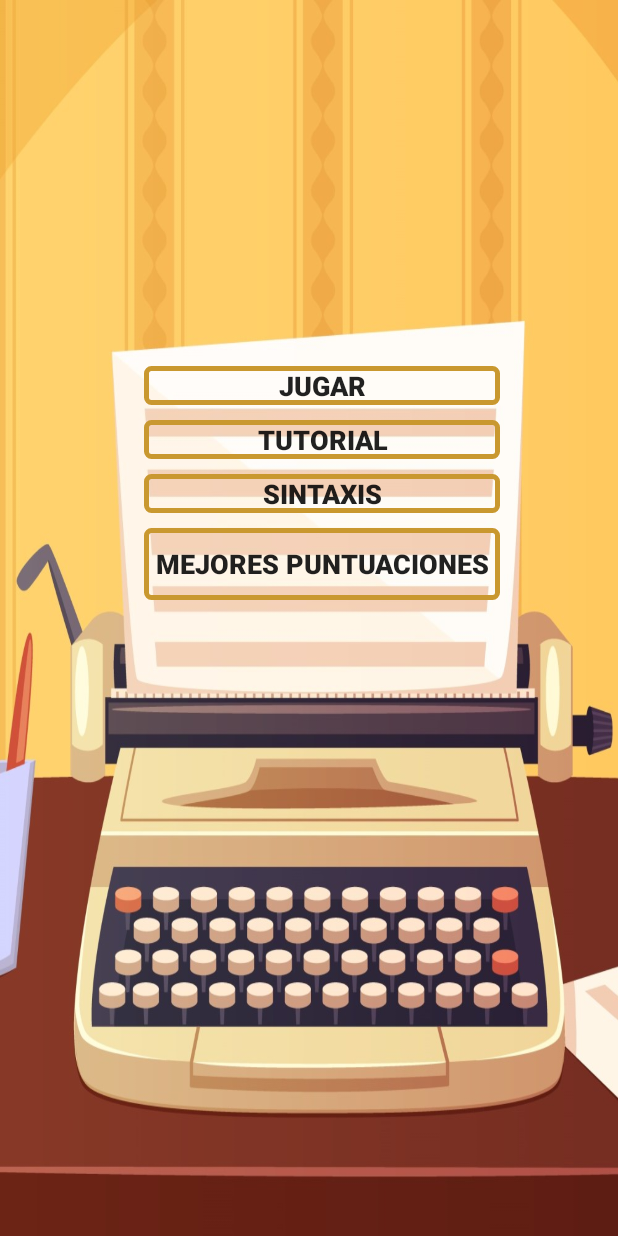
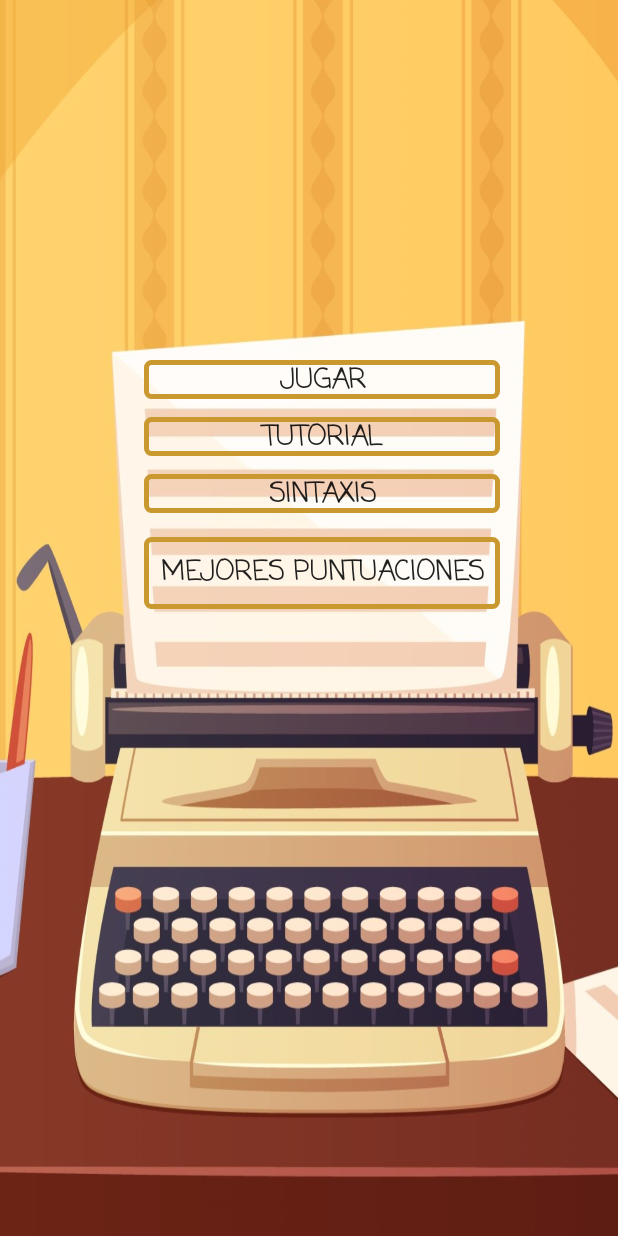
Before and after one commit to carlosgutfer/verbum, an Android app: the screen it shows after launch (MainActivity), on a phone screen of 412 x 824 dp. Run offline under Robolectric (Android 15) with nearby library versions, the phone set to English and light mode, and no system bars.

Commit message:
21/09/2020

```diff
--- a/app/src/main/java/com/GF/verbum/ui/pantallajuegos/MainActivity.java
+++ b/app/src/main/java/com/GF/verbum/ui/pantallajuegos/MainActivity.java
@@ -3,6 +3,11 @@ package com.GF.verbum.ui.pantallajuegos;
 import androidx.appcompat.app.AppCompatActivity;
 
 import android.content.Intent;
+import android.media.AudioAttributes;
+import android.media.AudioManager;
+import android.media.MediaPlayer;
+import android.media.SoundPool;
+import android.os.Build;
 import android.os.Bundle;
 import android.view.View;
 import android.widget.Button;
@@ -13,6 +18,8 @@ import com.GF.verbum.ui.pantallajuegos.modoJuegos.EleccionJuegoActivity;
 
 public class MainActivity extends AppCompatActivity implements View.OnClickListener {
     private Button jugar,mejores, sintaxis;
+    private  int sonido_de_tecla;
+    SoundPool sp;
 
     @Override
     protected void onCreate(Bundle savedInstanceState) {
@@ -21,19 +28,21 @@ public class MainActivity extends AppCompatActivity implements View.OnClickListe
         jugar=findViewById(R.id.BT_Jugar);
         mejores=findViewById(R.id.BT_Mejores);
         sintaxis=findViewById(R.id.Bt_Sintaxis);
-
         mejores.setOnClickListener(this);
         jugar.setOnClickListener(this);
         sintaxis.setOnClickListener(this);
+         sp = new SoundPool(10, AudioManager.STREAM_MUSIC,1);
+        sonido_de_tecla= sp.load(MainActivity.this,R.raw.espacio,1);
     }
 
     @Override
     public void onClick(View v) {
         int view=v.getId();
+        sonido();
         if(view==R.id.BT_Jugar){
-        Intent i = new Intent(this, EleccionJuegoActivity.class);
+            Intent i = new Intent(this, EleccionJuegoActivity.class);
         startActivity(i);
-        finish();}
+            finish();}
         if(view==R.id.BT_Mejores){
             Intent i = new Intent(this, RecordActivity.class);
             startActivity(i);
@@ -45,4 +54,24 @@ public class MainActivity extends AppCompatActivity implements View.OnClickListe
             finish();
         }
     }
+
+    public void sonido(){
+     /*   if(Build.VERSION.SDK_INT>=Build.VERSION_CODES.LOLLIPOP){
+            AudioAttributes audioAttributes = new AudioAttributes.Builder()
+                                                    .setUsage(AudioAttributes.USAGE_ASSISTANCE_SONIFICATION)
+                    .setContentType(AudioAttributes.CONTENT_TYPE_SONIFICATION).build();
+            SoundPool sp = new SoundPool.Builder()
+                    .setMaxStreams(6)
+                    .setAudioAttributes(audioAttributes)
+                    .build();
+            sonido_de_tecla= sp.load(this,R.raw.tecla,1);
+            sp.play(sonido_de_tecla,1,1,1,0,0);
+        }else{
+*/
+
+        sp.play(sonido_de_tecla,1,1,1,0,0);
+       /* MediaPlayer md = MediaPlayer.create(this,R.raw.espacio);
+        md.start();*/
+
+    }
 }
--- a/app/src/main/res/layout/activity_eleccion_juego.xml
+++ b/app/src/main/res/layout/activity_eleccion_juego.xml
@@ -13,6 +13,7 @@
         android:layout_height="wrap_content"
         android:layout_marginTop="236dp"
         android:background="@drawable/button_border"
+        android:fontFamily="casual"
         android:padding="5dp"
         android:text="@string/EscaleraInfinita"
         android:textStyle="bold"
@@ -27,6 +28,7 @@
         android:layout_height="wrap_content"
         android:layout_marginTop="8dp"
         android:background="@drawable/button_border"
+        android:fontFamily="casual"
         android:text="@string/QueSoy"
         android:textStyle="bold"
         app:layout_constraintEnd_toEndOf="@+id/BT_Escalera"
@@ -39,6 +41,7 @@
         android:layout_width="0dp"
         android:layout_height="wrap_content"
         android:background="@drawable/button_border"
+        android:fontFamily="casual"
         android:text="@string/CajaDeHerramientas"
         android:textStyle="bold"
         app:layout_constraintBottom_toBottomOf="parent"
--- a/app/src/main/res/layout/activity_main.xml
+++ b/app/src/main/res/layout/activity_main.xml
@@ -8,11 +8,32 @@
     tools:context=".ui.pantallajuegos.MainActivity">
 
     <Button
+        android:id="@+id/BT_Mejores"
+        android:layout_width="0dp"
+        android:layout_height="wrap_content"
+        android:layout_marginTop="16dp"
+        android:background="@drawable/button_border"
+        android:fontFamily="casual"
+        android:paddingLeft="5dp"
+        android:paddingRight="5dp"
+        android:text="@string/Records"
+        android:textSize="18sp"
+        android:textStyle="bold"
+        app:layout_constraintEnd_toEndOf="@+id/Bt_Sintaxis"
+        app:layout_constraintHorizontal_bias="0.0"
+        app:layout_constraintStart_toStartOf="@+id/Bt_Sintaxis"
+        app:layout_constraintTop_toBottomOf="@+id/Bt_Sintaxis" />
+
+    <Button
         android:id="@+id/BT_Jugar"
         android:layout_width="237dp"
         android:layout_height="26dp"
-        android:layout_marginTop="244dp"
+        android:layout_marginTop="240dp"
         android:background="@drawable/button_border"
+        android:fontFamily="casual"
+        android:onClick="onClick"
+        android:paddingLeft="5dp"
+        android:paddingRight="5dp"
         android:text="@string/Jugar"
         android:textSize="18sp"
         android:textStyle="bold"
@@ -25,8 +46,11 @@
         android:id="@+id/Bt_tutorial"
         android:layout_width="0dp"
         android:layout_height="26dp"
-        android:layout_marginTop="10dp"
+        android:layout_marginTop="12dp"
         android:background="@drawable/button_border"
+        android:fontFamily="casual"
+        android:paddingLeft="5dp"
+        android:paddingRight="5dp"
         android:text="@string/tutorial"
         android:textSize="18sp"
         android:textStyle="bold"
@@ -39,25 +63,16 @@
         android:id="@+id/Bt_Sintaxis"
         android:layout_width="0dp"
         android:layout_height="26dp"
-        android:layout_marginTop="10dp"
+        android:layout_marginTop="12dp"
         android:background="@drawable/button_border"
+        android:fontFamily="casual"
+        android:paddingLeft="5dp"
+        android:paddingRight="5dp"
         android:text="@string/sintaxis"
         android:textSize="18sp"
         android:textStyle="bold"
         app:layout_constraintEnd_toEndOf="@+id/Bt_tutorial"
+        app:layout_constraintHorizontal_bias="0.0"
         app:layout_constraintStart_toStartOf="@+id/Bt_tutorial"
         app:layout_constraintTop_toBottomOf="@+id/Bt_tutorial" />
-
-    <Button
-        android:id="@+id/BT_Mejores"
-        android:layout_width="0dp"
-        android:layout_height="wrap_content"
-        android:layout_marginTop="10dp"
-        android:background="@drawable/button_border"
-        android:text="@string/Records"
-        android:textSize="18sp"
-        android:textStyle="bold"
-        app:layout_constraintEnd_toEndOf="@+id/Bt_Sintaxis"
-        app:layout_constraintStart_toStartOf="@+id/Bt_Sintaxis"
-        app:layout_constraintTop_toBottomOf="@+id/Bt_Sintaxis" />
 </androidx.constraintlayout.widget.ConstraintLayout>
--- a/app/src/main/res/layout/escalera_infinita_fragment.xml
+++ b/app/src/main/res/layout/escalera_infinita_fragment.xml
@@ -14,11 +14,13 @@
         android:layout_height="wrap_content"
         android:layout_marginStart="32dp"
         android:layout_marginLeft="32dp"
-        android:layout_marginTop="140dp"
+        android:layout_marginTop="136dp"
+        android:fontFamily="cursive"
+        android:padding="10dp"
         android:text="@string/palabra"
         android:textColor="@android:color/background_dark"
         android:textSize="20sp"
-        android:textStyle="normal"
+        android:textStyle="bold"
         app:layout_constraintStart_toStartOf="parent"
         app:layout_constraintTop_toTopOf="parent" />
 
--- a/app/src/main/res/layout/fragment_eleccion_dificultad.xml
+++ b/app/src/main/res/layout/fragment_eleccion_dificultad.xml
@@ -13,6 +13,7 @@
         android:layout_height="wrap_content"
         android:layout_marginTop="236dp"
         android:background="@drawable/button_border"
+        android:fontFamily="casual"
         android:padding="5dp"
         android:text="@string/Facil"
         android:textStyle="bold"
@@ -27,6 +28,7 @@
         android:layout_height="wrap_content"
         android:layout_marginTop="8dp"
         android:background="@drawable/button_border"
+        android:fontFamily="casual"
         android:text="@string/Medio"
         android:textStyle="bold"
         app:layout_constraintEnd_toEndOf="@+id/BT_Facil"
@@ -39,6 +41,7 @@
         android:layout_width="0dp"
         android:layout_height="wrap_content"
         android:background="@drawable/button_border"
+        android:fontFamily="casual"
         android:text="@string/Dificil"
         android:textStyle="bold"
         app:layout_constraintBottom_toBottomOf="parent"
--- a/app/src/main/res/layout/que_soy_fragment.xml
+++ b/app/src/main/res/layout/que_soy_fragment.xml
@@ -29,8 +29,11 @@
         android:layout_width="wrap_content"
         android:layout_height="wrap_content"
         android:layout_marginTop="12dp"
+        android:fontFamily="cursive"
+        android:padding="10dp"
         android:textColor="@android:color/black"
         android:textSize="24sp"
+        android:textStyle="bold"
         app:layout_constraintEnd_toEndOf="parent"
         app:layout_constraintHorizontal_bias="0.114"
         app:layout_constraintStart_toStartOf="parent"
@@ -57,8 +60,11 @@
         android:layout_marginStart="36dp"
         android:layout_marginLeft="36dp"
         android:layout_marginTop="36dp"
+        android:fontFamily="cursive"
+        android:padding="10dp"
         android:textColor="@android:color/black"
         android:textSize="24sp"
+        android:textStyle="bold"
         app:layout_constraintStart_toStartOf="parent"
         app:layout_constraintTop_toBottomOf="@+id/TV_preguntas" />
 
```
Also changed, not shown: app/src/main/res/layout/fragment_pantalla_escalera_infinita_medio_dificil.xml (+21 -1 lines), app/src/main/res/layout/herramientas_fragment.xml (+18 -5 lines), 4 other files.
